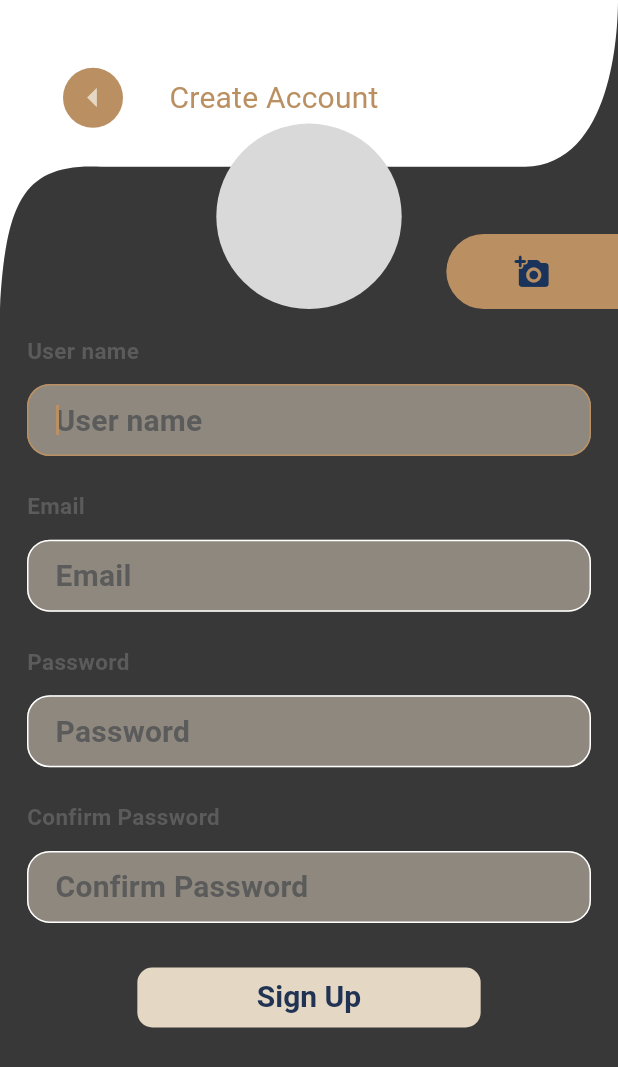
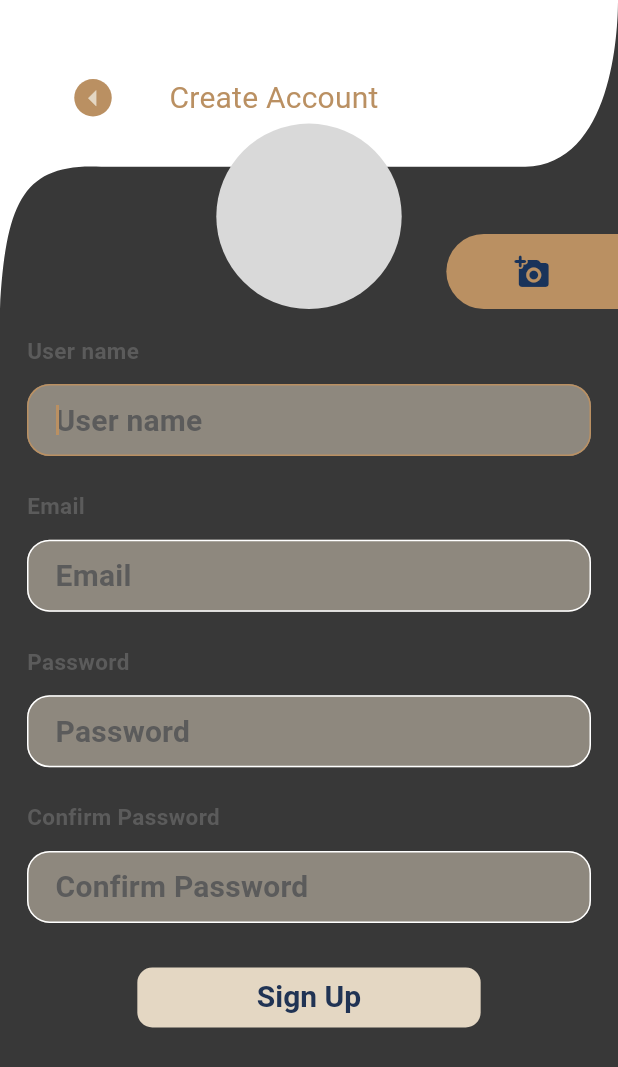
Before and after one commit to AhmedMabrouk33/coffee_shop, a Flutter app: the screen it shows after launch, after a tap on the "arrow right" icon, after a tap on "Remember me", after a tap on "SIGN UP", on a phone screen of 412 x 824 dp. Shown: the top 1067 px of the screen. Run offline on Flutter 3.47's test engine with Material 2 defaults, Android fonts, the phone set to English and light mode, and no system bars; our stand-ins replace get.

Commit message:
Modify icon button style in themedata

```diff
--- a/app/lib/utils/theme/dark_theme.dart
+++ b/app/lib/utils/theme/dark_theme.dart
@@ -110,10 +110,12 @@ ThemeData customDarkTheme = ThemeData(
     style: ButtonStyle(
       backgroundColor: MaterialStatePropertyAll(Color(0xffBA9062)),
       foregroundColor: MaterialStatePropertyAll(Color(0xffE4D7C3)),
-      iconSize: MaterialStatePropertyAll(30),
-      shape: MaterialStatePropertyAll(CircleBorder()),
+      iconSize: MaterialStatePropertyAll(25),
+      // shape: MaterialStatePropertyAll(CircleBorder()),
       alignment: AlignmentDirectional.center,
-      fixedSize: MaterialStatePropertyAll(Size(20, 20)),
+      fixedSize: MaterialStatePropertyAll(Size(0, 0)),
+      minimumSize: MaterialStatePropertyAll(Size(25, 25)),
+      // maximumSize: MaterialStatePropertyAll(Size(5, 5)),
       padding: MaterialStatePropertyAll(EdgeInsets.all(0)),
     ),
   ),
```
